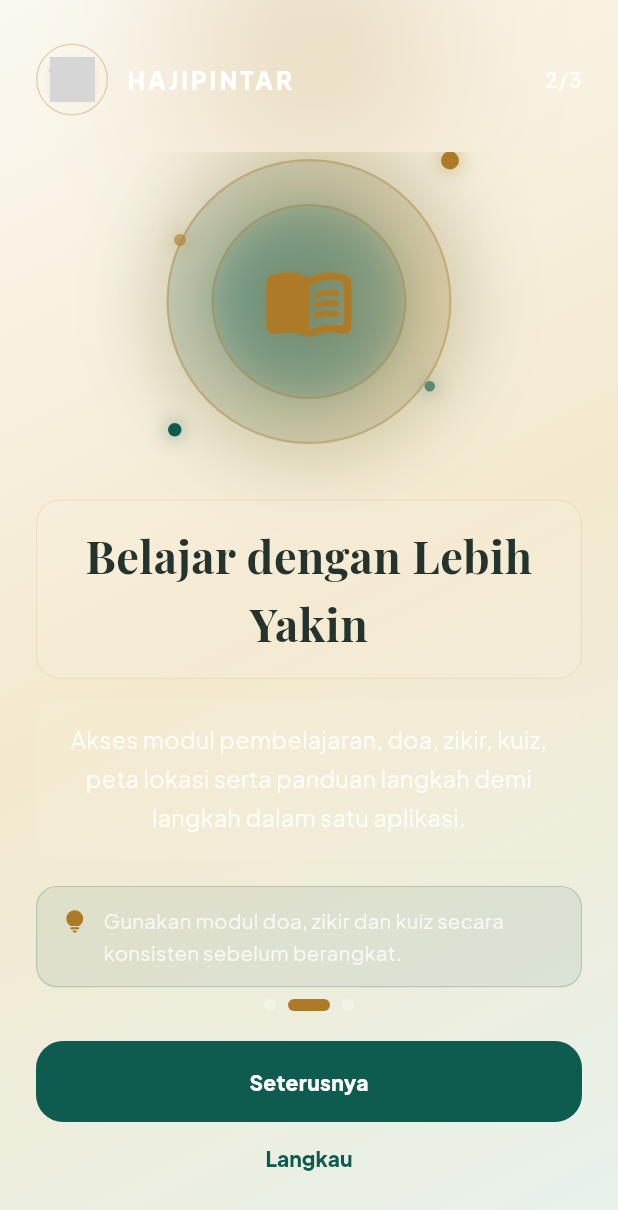
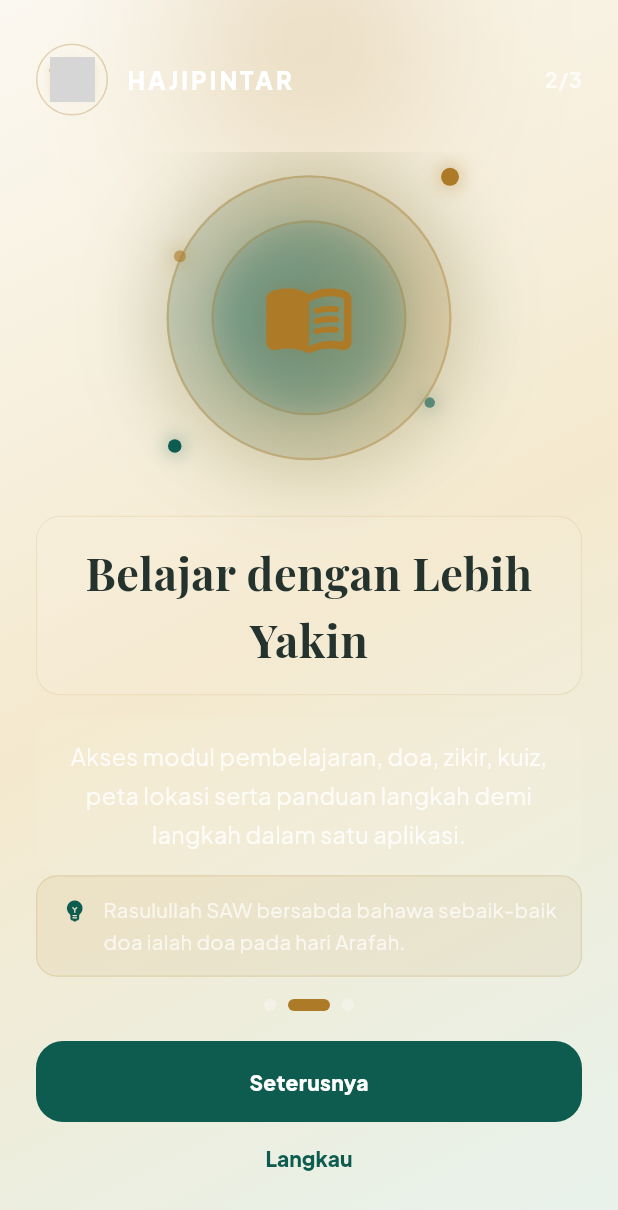
Before and after one commit to muzzammilKIAS/aplikasi_haji_pintar, a Flutter app: the screen it shows after launch, after a tap on "Bismillah, Mulakan", after a tap on "Seterusnya", on a phone screen of 412 x 824 dp. Shown: the top 1210 px of the screen. Run offline on Flutter 3.47's test engine with Material 3 defaults, Android fonts, the phone set to English and light mode, and no system bars; our stand-ins replace flutter_map, google_fonts, hijri, hive_ce_flutter, latlong2, pdf and 1 more; accounts and stored records are empty; project files that could hold a hidden picture were left out; grey boxes are pictures that could not be loaded.

Commit message:
Remove all Tip sections from onboarding and fix HajiPintar icon containment in circles
- Remove tip field from _PengenalanData model
- Remove tip card (lightbulb icon + text) from all onboarding pages
- Remove tip text from all three page data objects
- Adjust spacing after Tip removal for cleaner layout
- Add fit: BoxFit.contain to app_icon.png in onboarding header
- Ensure HajiPintar logo stays fully within circular container

```diff
--- a/lib/splash_screen.dart
+++ b/lib/splash_screen.dart
@@ -342,8 +342,6 @@
         description:
             'HajiPintar membantu anda memahami perjalanan haji '
             'melalui panduan yang tersusun, ringkas dan mudah dirujuk.',
-        tip: 'Mulakan persiapan dengan niat yang ikhlas, '
-             'ilmu yang mencukupi dan latihan yang konsisten.',
         fact:
             'Ibadah haji diwajibkan sekali seumur hidup bagi Muslim '
             'yang memenuhi syarat dan berkemampuan.',
@@ -358,8 +356,6 @@
         description:
             'Akses modul pembelajaran, doa, zikir, kuiz, peta lokasi '
             'serta panduan langkah demi langkah dalam satu aplikasi.',
-        tip: 'Gunakan modul doa, zikir dan kuiz secara konsisten '
-             'sebelum berangkat.',
         fact:
             'Rasulullah SAW bersabda bahawa sebaik-baik doa '
             'ialah doa pada hari Arafah.',
@@ -375,8 +371,6 @@
             'Kandungan HajiPintar disediakan untuk pendidikan dan '
             'rujukan umum. Untuk persoalan hukum atau situasi khusus, '
             'rujuk pembimbing haji dan pihak berautoriti.',
-        tip: 'Simpan nombor pembimbing haji, petugas rombongan '
-             'dan talian kecemasan di tempat yang mudah dicapai.',
         fact:
             'Ibadah haji menghimpunkan umat Islam daripada pelbagai '
             'negara dalam satu tujuan dan pengabdian kepada Allah.',
@@ -412,6 +406,7 @@
                              'assets/images/app_icon.png',
                              width: 42,
                              height: 42,
+                             fit: BoxFit.contain,
                              errorBuilder: (
                                BuildContext context,
                                Object error,
@@ -570,7 +565,6 @@
     required this.title,
     required this.titleContent,
     required this.description,
-    required this.tip,
     required this.fact,
     this.arabicQuote,
     this.verse,
@@ -581,7 +575,6 @@
   final String title;
   final String titleContent;
   final String description;
-  final String tip;
   final String fact;
   final String? arabicQuote;
   final String? verse;
@@ -808,47 +801,6 @@
                 ),
               ),
             ),
-            const SizedBox(height: 18),
-            Container(
-              constraints: const BoxConstraints(maxWidth: 500),
-              padding: const EdgeInsets.symmetric(
-                horizontal: 16,
-                vertical: 12,
-              ),
-              decoration: BoxDecoration(
-                color: palette.emerald.withValues(alpha: 0.08),
-                borderRadius: BorderRadius.circular(14),
-                border: Border.all(
-                  color: palette.emerald.withValues(alpha: 0.2),
-                  width: 0.8,
-                ),
-              ),
-              child: Row(
-                crossAxisAlignment: CrossAxisAlignment.start,
-                children: <Widget>[
-                  Padding(
-                    padding: const EdgeInsets.only(top: 2),
-                    child: Icon(
-                      Icons.lightbulb_rounded,
-                      color: palette.gold,
-                      size: 18,
-                    ),
-                  ),
-                  const SizedBox(width: 10),
-                  Expanded(
-                    child: Text(
-                      data.tip,
-                      style: TextStyle(
-                        color: Colors.white.withValues(alpha: 0.78),
-                        fontSize: 13.5,
-                        height: 1.55,
-                      ),
-                    ),
-                  ),
-                ],
-              ),
-            ),
-            const SizedBox(height: 12),
              Container(
                constraints: const BoxConstraints(maxWidth: 500),
                padding: const EdgeInsets.symmetric(
```
Lines whose indentation alone changed are shown as unchanged.
